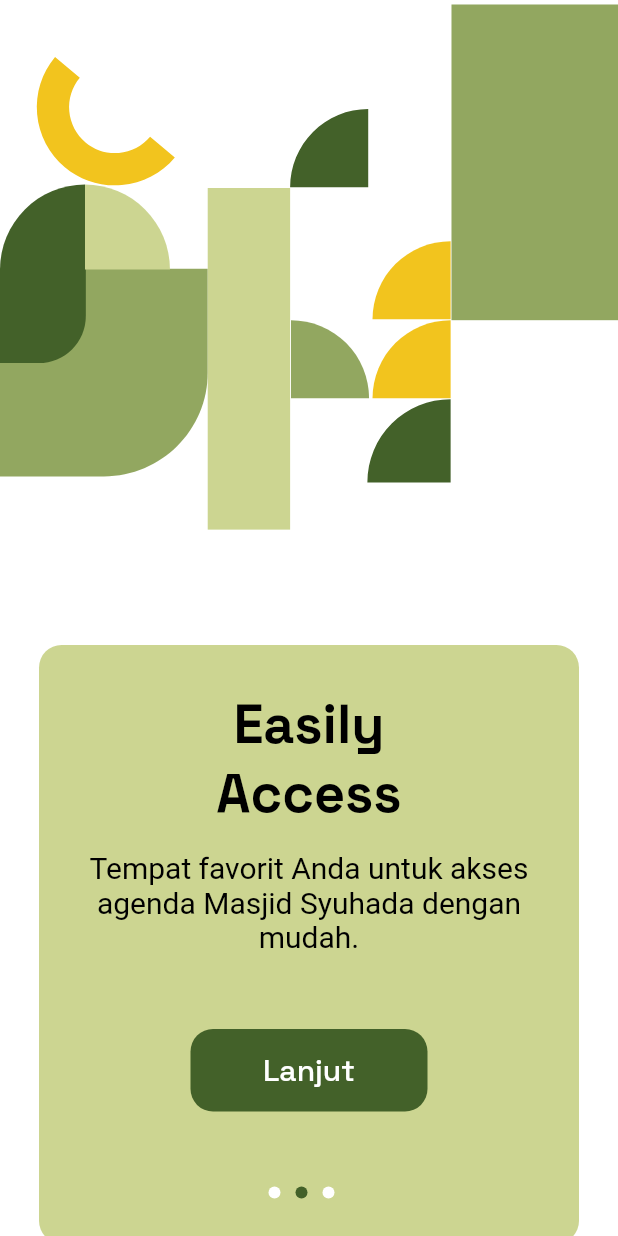
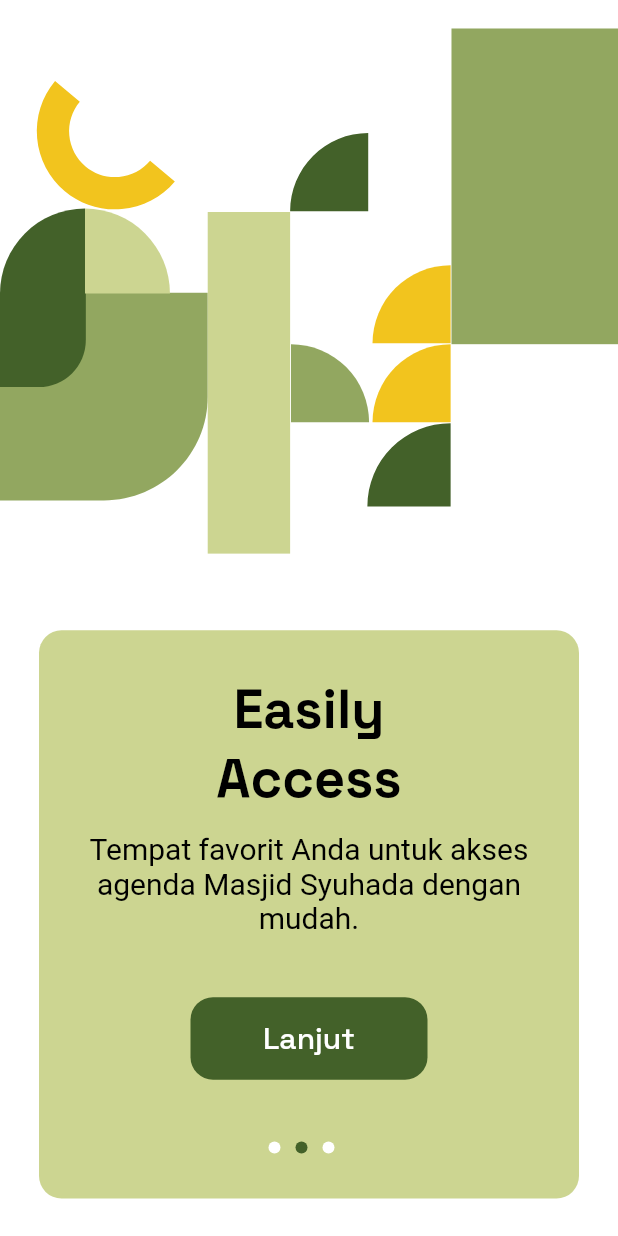
Before and after one commit to Syuhada-Apps/mobile-flutter, a Flutter app: the screen it shows after launch, after a tap on "Lanjut", on a phone screen of 412 x 824 dp. Run offline on Flutter 3.47's test engine with Material 2 defaults, Android fonts, the phone set to English and light mode, and no system bars; drawn by our look-alikes of carousel_slider; our stand-ins replace flutter_otp_text_field, flutter_svg, google_fonts, google_nav_bar.

Commit message:
buat responsif splash and welcome screen

```diff
--- a/analysis_options.yaml
+++ b/analysis_options.yaml
@@ -24,6 +24,5 @@ linter:
   rules:
     # avoid_print: false  # Uncomment to disable the `avoid_print` rule
     # prefer_single_quotes: true  # Uncomment to enable the `prefer_single_quotes` rule
-
 # Additional information about this file can be found at
 # https://dart.dev/guides/language/analysis-options
--- a/lib/ui/pages/splashscreen_page.dart
+++ b/lib/ui/pages/splashscreen_page.dart
@@ -36,47 +36,37 @@ class _SplashScreenPageState extends State<SplashScreenPage> {
 
   @override
   Widget build(BuildContext context) {
+    //variable tinggi layar
+    double screenHeight = MediaQuery.of(context).size.height;
     //hide status bar
     // SystemChrome.setEnabledSystemUIMode(SystemUiMode.immersive);
     return Scaffold(
       //atur warna background
       backgroundColor: whiteColor,
-      body: Center(
-        child: Column(
+      body: ListView(
+        shrinkWrap: true,
         //atur center agar rapi
-          mainAxisAlignment: MainAxisAlignment.center,
+        // mainAxisAlignment: MainAxisAlignment.start,
         children: [
           CarouselSlider(
             //bisa pakai svg dan img disini
             items: [
-                SvgPicture.asset(
-                  'assets/img_splash1.svg',
-                  //infinity agar responsive
-                  height: double.infinity,
-                  // width: 200,
-                  fit: BoxFit.contain,
+              SplashImage(
+                screenHeight: screenHeight,
+                dirImg: 'assets/img_splash1.svg',
               ),
-
-                SvgPicture.asset(
-                  'assets/img_splash2.svg',
-                  //infinity agar responsive
-                  height: double.infinity,
-                  fit: BoxFit.contain,
-                  // width: 200,
+              SplashImage(
+                screenHeight: screenHeight,
+                dirImg: 'assets/img_splash2.svg',
               ),
-
-                SvgPicture.asset(
-                  'assets/img_splash3.svg',
-                  //infinity agar responsive
-                  height: double.infinity,
-                  fit: BoxFit.contain,
-                  // width: 200,
+              SplashImage(
+                screenHeight: screenHeight,
+                dirImg: 'assets/img_splash3.svg',
               ),
-                // Image.asset('assets/img_splash1.png'),
             ],
             //carousel opsi pengaturan carousel
             options: CarouselOptions(
-                height: 380,
+              height: screenHeight * 0.5,
               viewportFraction: 1,
               enableInfiniteScroll: false,
               onPageChanged: (index, reason) {
@@ -90,8 +80,8 @@ class _SplashScreenPageState extends State<SplashScreenPage> {
             carouselController: carouselController,
           ),
           // pembatas dengan sizebox
-            const SizedBox(
-              height: 50,
+          SizedBox(
+            height: screenHeight * 0.01,
           ),
           //container untuk menampung data
           Container(
@@ -113,16 +103,16 @@ class _SplashScreenPageState extends State<SplashScreenPage> {
                       fontSize: 36, fontWeight: FontWeight.bold),
                   textAlign: TextAlign.center,
                 ),
-                  const SizedBox(
-                    height: 15,
+                SizedBox(
+                  height: screenHeight * 0.015,
                 ),
                 // teks deskripsi
                 Text(subtitles[currentIndex],
                     style: blackBodyStyle.copyWith(
                         fontSize: 20, fontWeight: regular),
                     textAlign: TextAlign.center),
-                  const SizedBox(
-                    height: 50,
+                SizedBox(
+                  height: screenHeight * 0.05,
                 ),
                 // section button
                 SizedBox(
@@ -149,14 +139,67 @@ class _SplashScreenPageState extends State<SplashScreenPage> {
                     ),
                   ),
                 ),
-                  const SizedBox(
-                    height: 50,
+                SizedBox(
+                  height: screenHeight * 0.05,
                 ),
                 // buat row (ke samping) untuk menampilkan titik slider
                 Row(
                   mainAxisAlignment: MainAxisAlignment.center,
                   children: [
-                      Container(
+                    TitikSlider(
+                      currentIndex: currentIndex,
+                      index: 0,
+                    ),
+                    TitikSlider(
+                      currentIndex: currentIndex,
+                      index: 1,
+                    ),
+                    TitikSlider(
+                      currentIndex: currentIndex,
+                      index: 2,
+                    ),
+                  ],
+                ),
+              ],
+            ),
+          ),
+        ],
+      ),
+    );
+  }
+}
+
+class SplashImage extends StatelessWidget {
+  // widget untuk tampilan image di splashscreen
+  const SplashImage(
+      {super.key, required this.screenHeight, required this.dirImg});
+
+  final double screenHeight;
+  final String dirImg;
+
+  @override
+  Widget build(BuildContext context) {
+    return SvgPicture.asset(
+      dirImg,
+      //infinity agar responsive
+      height: screenHeight,
+      // width: 200,
+      fit: BoxFit.contain,
+    );
+  }
+}
+
+class TitikSlider extends StatelessWidget {
+  // widget untuk tampilan titik slider di splashscreen
+  const TitikSlider(
+      {super.key, required this.currentIndex, required this.index});
+
+  final int currentIndex;
+  final int index;
+
+  @override
+  Widget build(BuildContext context) {
+    return Container(
       width: 8,
       height: 8,
       margin: const EdgeInsets.only(right: 10),
@@ -165,38 +208,7 @@ class _SplashScreenPageState extends State<SplashScreenPage> {
         shape: BoxShape.circle,
         color:
             // atur warna dengan index
-                              currentIndex == 0 ? greenDarkColor : whiteColor,
-                        ),
-                      ),
-                      Container(
-                        width: 8,
-                        height: 8,
-                        margin: const EdgeInsets.only(right: 10),
-                        decoration: BoxDecoration(
-                          shape: BoxShape.circle,
-                          color:
-                              // atur warna dengan index
-                              currentIndex == 1 ? greenDarkColor : whiteColor,
-                        ),
-                      ),
-                      Container(
-                        width: 8,
-                        height: 8,
-                        margin: const EdgeInsets.only(right: 10),
-                        decoration: BoxDecoration(
-                          shape: BoxShape.circle,
-                          color:
-                              // atur warna dengan index
-                              currentIndex == 2 ? greenDarkColor : whiteColor,
-                        ),
-                      ),
-                    ],
-                  )
-                ],
-              ),
-            ),
-          ],
-        ),
+            currentIndex == index ? greenDarkColor : whiteColor,
       ),
     );
   }
--- a/lib/ui/pages/welcome_page.dart
+++ b/lib/ui/pages/welcome_page.dart
@@ -27,23 +27,26 @@ class _WelcomePageState extends State<WelcomePage> {
 
   @override
   Widget build(BuildContext context) {
+    //variable tinggi layar
+    double screenHeight = MediaQuery.of(context).size.height;
     return Scaffold(
       //warna welcome color khusus disini
       backgroundColor: welcomeColor,
       //tambahkan gambar svg
       body: Center(
         child: Column(
+          mainAxisAlignment: MainAxisAlignment.center,
+          crossAxisAlignment: CrossAxisAlignment.center,
           children: [
-              const SizedBox(
-                height: 306,
+            SizedBox(
+              height: screenHeight * 0.3,
             ),
             SvgPicture.asset(
               'assets/img_logo.svg',
               height: 72,
-                width: 194,
             ),
-              const SizedBox(
-                height: 400,
+            SizedBox(
+              height: screenHeight * 0.4,
             ),
             Row(
               mainAxisAlignment: MainAxisAlignment.center,
@@ -61,12 +64,13 @@ class _WelcomePageState extends State<WelcomePage> {
                 ),
               ],
             ),
-              const SizedBox(
-                height: 10,
+            SizedBox(
+              height: screenHeight * 0.01,
             ),
             const Text('2023 \u00a9 Masjid Syuhada Yogyakarta')
           ],
         ),
-        ));
+      ),
+    );
   }
 }
```
Also changed, not shown: pubspec.yaml (+7 -7 lines), pubspec.lock, 1 other file. Lines whose indentation alone changed are shown as unchanged.
